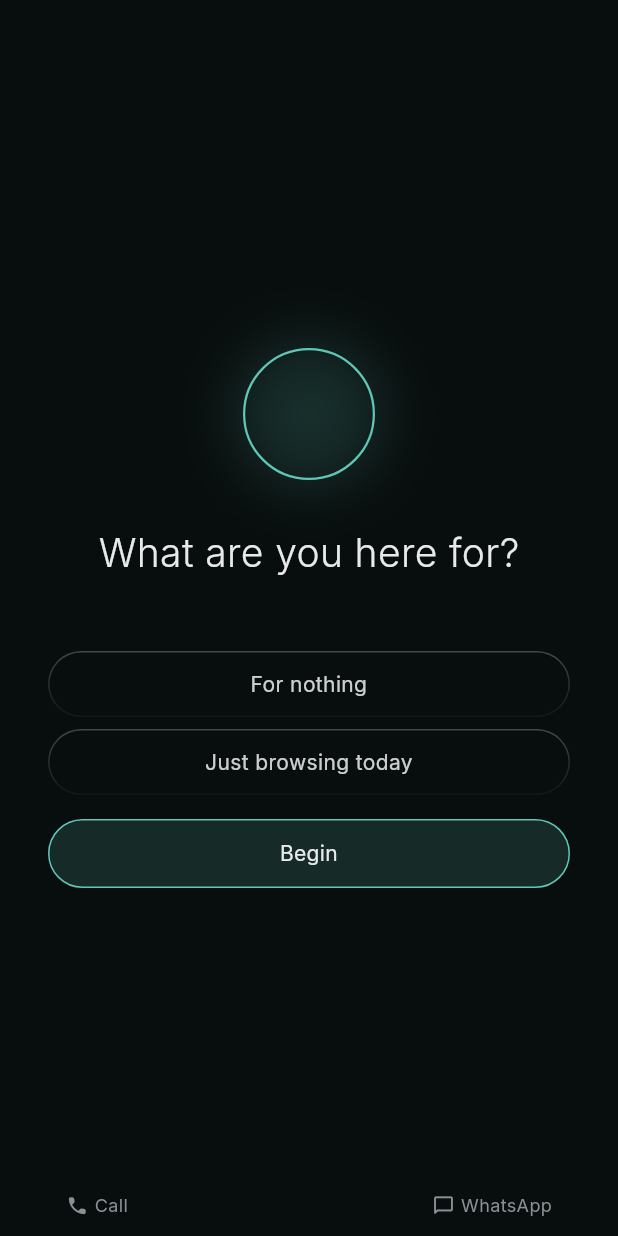
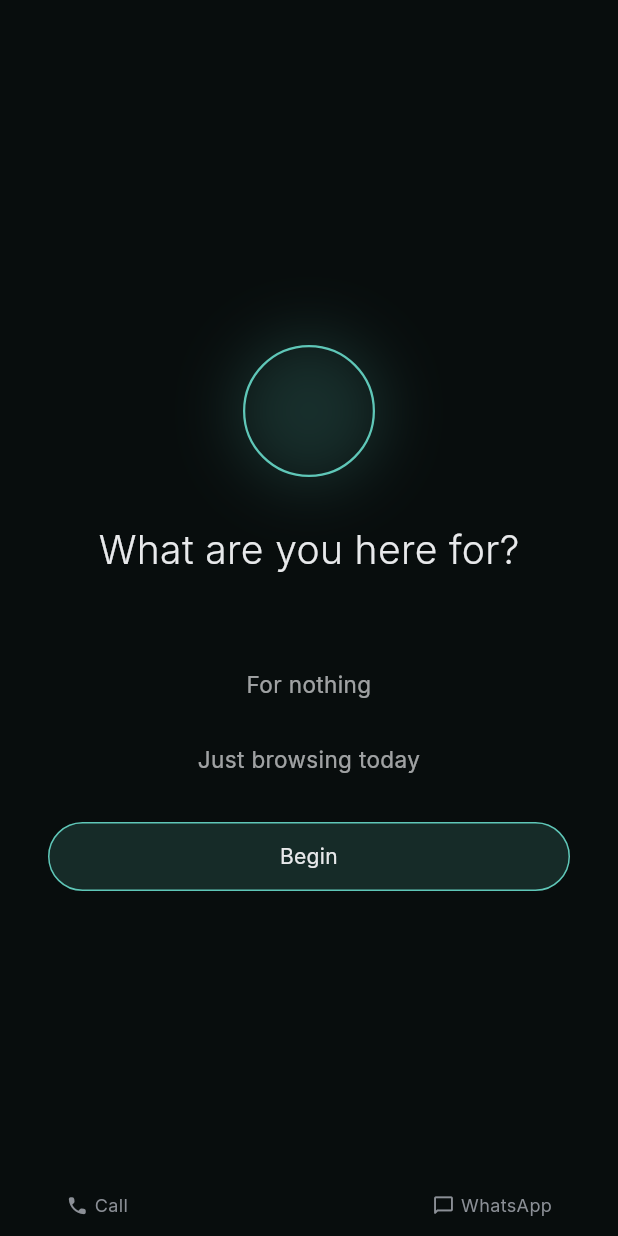
Before and after one commit to alihdrndm/threshold-mobile, a Flutter app: the RitualScreen screen opened by its route, on a phone screen of 412 x 824 dp. Run offline on Flutter 3.47's test engine with Material 3 defaults, Android fonts, the phone set to English and light mode, and no system bars; our stand-ins replace cloud_firestore, drift, drift_flutter, firebase_auth, firebase_core, flutter_riverpod and 3 more; accounts and stored records are empty; generated files the repository leaves out were written again; statements that could not run were skipped.

Commit message:
Ways out are words; the hadith gets room to be read
The exits wore borders, and a border around a way out makes it look
like somewhere to go. They are text now — For nothing, Just browsing
today, Go on — and only Begin keeps a button, because only Begin is a
destination.

Text that does nothing under the finger feels dead, so they answer:
the press dip they already had, plus a lift out of the dark to full
ink and a settle back when released. Opacity only, on the press beat,
which is feedback and nothing more. PressableScale grew a builder to
make that possible without a second copy of the guaranteed-dip logic.

And the hadith is set to be read rather than glanced at: the saying at
display size, the five as five short centred lines with air between
them so they read as verse instead of a sentence that ran long, the
narration quiet above and the source quiet below, the whole block
centred on the page and still scrollable when the type is large.

```diff
--- a/lib/core/widgets/pressable_scale.dart
+++ b/lib/core/widgets/pressable_scale.dart
@@ -11,13 +11,25 @@ import '../theme/theme.dart';
 class PressableScale extends StatefulWidget {
   const PressableScale({
     super.key,
-    required this.child,
+    required Widget this.child,
     this.onPressed,
     this.large = false,
     this.semanticLabel,
-  });
+  }) : builder = null;
 
-  final Widget child;
+  /// For controls that answer with more than scale — a text action that
+  /// brightens under the finger, say. The press dip is still this
+  /// widget's, so the guarantee that it always lands holds there too.
+  const PressableScale.builder({
+    super.key,
+    required Widget Function(BuildContext context, bool pressed) this.builder,
+    this.onPressed,
+    this.large = false,
+    this.semanticLabel,
+  }) : child = null;
+
+  final Widget? child;
+  final Widget Function(BuildContext context, bool pressed)? builder;
   final VoidCallback? onPressed;
 
   /// Large surfaces move less — 0.99, the week-day rule.
@@ -74,7 +86,16 @@ class _PressableScaleState extends State<PressableScale>
               }
             : null,
         onTapCancel: enabled ? _release : null,
-        child: ScaleTransition(scale: _scale, child: widget.child),
+        child: ScaleTransition(
+          scale: _scale,
+          child: widget.builder == null
+              ? widget.child
+              : AnimatedBuilder(
+                  animation: _controller,
+                  builder: (context, _) =>
+                      widget.builder!(context, _controller.value > 0),
+                ),
+        ),
       ),
     );
   }
--- a/lib/features/ritual/presentation/ritual_screen.dart
+++ b/lib/features/ritual/presentation/ritual_screen.dart
@@ -272,54 +272,46 @@ class _RitualScreenState extends ConsumerState<RitualScreen> {
         const SizedBox(height: AppSpacing.xxxl),
         // Three answers to the question above, in the order the truth
         // usually arrives: nothing, browsing, and — reached past both —
-        // the commitment. One vocabulary at one width; only the fill
-        // carries the hierarchy, so the set reads as a set.
-        _exit(
+        // the commitment. Only Begin is a button, because only Begin is a
+        // destination; the two ways out are words, and a border around a
+        // way out would make it look like somewhere to go.
+        _textAction(
           'For nothing',
           _forNothing,
           semantic: 'Picked it up for nothing — lock the phone again',
         ),
-        const SizedBox(height: AppSpacing.sm),
-        _exit('Just browsing today', _browse),
+        _textAction('Just browsing today', _browse),
         const SizedBox(height: AppSpacing.lg),
         _primary('Begin', () => _advance(_Step.intention)),
       ],
     );
   }
 
-  /// An honest way out.
+  /// An honest way out, as words rather than furniture.
   ///
-  /// The one detail this screen spends: a hairline brightest along the top
-  /// and dissolving toward the bottom, the way light catches a real edge.
-  /// It costs nothing, it is the same on both exits so they read as a
-  /// pair, and on the one that sleeps the phone it happens to say exactly
-  /// what the button does.
-  Widget _exit(String label, VoidCallback onTap, {String? semantic}) =>
-      PressableScale(
+  /// No border, no fill — a border here would make an exit look like a
+  /// destination. What makes it feel alive instead is the answer under the
+  /// finger: it lifts out of the dark to full ink as you press, and settles
+  /// back when you let go. Purpose is feedback and nothing else, so it is
+  /// fast (the press dip) and cheap (opacity only). The padding is the tap
+  /// target — 48dp tall, though only the words are visible.
+  Widget _textAction(String label, VoidCallback onTap, {String? semantic}) =>
+      PressableScale.builder(
         onPressed: onTap,
         semanticLabel: semantic,
-        child: Container(
-          width: double.infinity,
-          decoration: BoxDecoration(
-            borderRadius: BorderRadius.circular(AppRadii.full),
-            gradient: const LinearGradient(
-              begin: Alignment.topCenter,
-              end: Alignment.bottomCenter,
-              colors: [Color(0x3DFFFFFF), Color(0x0AFFFFFF)],
-            ),
-          ),
-          padding: const EdgeInsets.all(1),
-          child: Container(
-            padding: const EdgeInsets.symmetric(vertical: 11),
-            decoration: BoxDecoration(
-              color: theme.surface,
-              borderRadius: BorderRadius.circular(AppRadii.full),
-            ),
+        builder: (context, pressed) => Padding(
+          padding: const EdgeInsets.symmetric(
+              vertical: 14, horizontal: AppSpacing.lg),
+          child: AnimatedOpacity(
+            duration: AppDurations.base,
+            curve: Curves.ease,
+            opacity: pressed ? 1 : 0.68,
             child: Text(
               label,
               textAlign: TextAlign.center,
               style: AppTypography.body.copyWith(
-                color: _ink.withValues(alpha: 0.88),
+                color: _ink,
+                fontSize: 15,
               ),
             ),
           ),
@@ -534,45 +526,57 @@ class _RitualScreenState extends ConsumerState<RitualScreen> {
           constraints: BoxConstraints(minHeight: constraints.maxHeight),
           child: Column(
             mainAxisAlignment: MainAxisAlignment.center,
-            crossAxisAlignment: CrossAxisAlignment.start,
             children: [
               const SizedBox(height: AppSpacing.xxl),
+              // The chain of narration, quiet: it places the words without
+              // competing with them.
               Text(
                 _browsingLeadIn,
-                style: AppTypography.caption.copyWith(
+                textAlign: TextAlign.center,
+                style: AppTypography.body.copyWith(
                   color: _inkMuted,
-                  height: 1.6,
+                  height: 1.65,
                 ),
               ),
-              const SizedBox(height: AppSpacing.lg),
+              const SizedBox(height: AppSpacing.xl),
+              // The saying carries the weight of the screen — display size,
+              // light, tracked in a touch as large text wants.
               Text(
                 _browsingSaying,
-                style: AppTypography.body.copyWith(color: _ink, height: 1.55),
+                textAlign: TextAlign.center,
+                style: AppTypography.headline.copyWith(
+                  color: _ink,
+                  fontSize: 22,
+                  fontWeight: FontWeight.w300,
+                  height: 1.45,
+                  letterSpacing: -0.2,
+                ),
               ),
-              const SizedBox(height: AppSpacing.md),
-              // Five lines because they are five, and the parallel only reads
-              // when the eye can stack them.
+              const SizedBox(height: AppSpacing.xl),
+              // Set as five short lines with air between them: they are
+              // five parallel clauses, and stacked they read as verse
+              // rather than as a sentence that ran long.
               for (final line in _browsingFive)
                 Padding(
-                  padding: const EdgeInsets.only(
-                    left: AppSpacing.md,
-                    bottom: 6,
-                  ),
+                  padding: const EdgeInsets.symmetric(vertical: 7),
                   child: Text(
                     line,
+                    textAlign: TextAlign.center,
                     style: AppTypography.body.copyWith(
-                      color: _ink.withValues(alpha: 0.9),
-                      height: 1.5,
+                      color: _ink.withValues(alpha: 0.92),
+                      fontSize: 17,
+                      height: 1.4,
                     ),
                   ),
                 ),
-              const SizedBox(height: AppSpacing.lg),
+              const SizedBox(height: AppSpacing.xl),
               Text(
                 _browsingSource,
+                textAlign: TextAlign.center,
                 style: AppTypography.caption.copyWith(color: theme.accent),
               ),
               const SizedBox(height: AppSpacing.xxl),
-              _exit('Go on', () => context.pop()),
+              _textAction('Go on', () => context.pop()),
               const SizedBox(height: AppSpacing.xxl),
             ],
           ),
```
